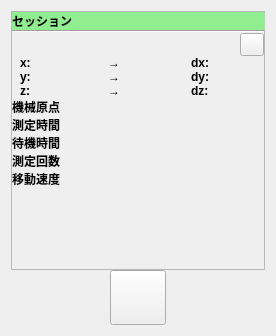
fr0077/magmeasure, file mainwindow.ui: the form before one commit.
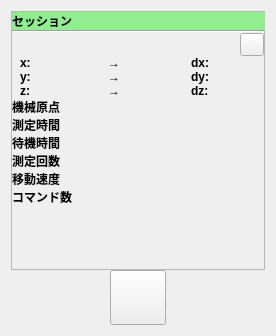
The form after the commit. Icons and pictures are not drawn.

```diff
--- a/mainwindow.ui
+++ b/mainwindow.ui
@@ -534,7 +534,7 @@
             <widget class="QLabel" name="label_20">
              <property name="maximumSize">
               <size>
-               <width>60</width>
+               <width>70</width>
                <height>16777215</height>
               </size>
              </property>
@@ -564,7 +564,7 @@
             <widget class="QLabel" name="label_22">
              <property name="maximumSize">
               <size>
-               <width>60</width>
+               <width>70</width>
                <height>16777215</height>
               </size>
              </property>
@@ -594,7 +594,7 @@
             <widget class="QLabel" name="label_24">
              <property name="maximumSize">
               <size>
-               <width>60</width>
+               <width>70</width>
                <height>16777215</height>
               </size>
              </property>
@@ -624,7 +624,7 @@
             <widget class="QLabel" name="label_26">
              <property name="maximumSize">
               <size>
-               <width>60</width>
+               <width>70</width>
                <height>16777215</height>
               </size>
              </property>
@@ -654,7 +654,7 @@
             <widget class="QLabel" name="label_28">
              <property name="maximumSize">
               <size>
-               <width>60</width>
+               <width>70</width>
                <height>16777215</height>
               </size>
              </property>
@@ -679,7 +679,34 @@
           </layout>
          </item>
          <item>
-          <layout class="QHBoxLayout" name="horizontalLayout_4"/>
+          <layout class="QHBoxLayout" name="horizontalLayout_4">
+           <item>
+            <widget class="QLabel" name="label_3">
+             <property name="maximumSize">
+              <size>
+               <width>70</width>
+               <height>16777215</height>
+              </size>
+             </property>
+             <property name="font">
+              <font>
+               <weight>75</weight>
+               <bold>true</bold>
+              </font>
+             </property>
+             <property name="text">
+              <string>コマンド数</string>
+             </property>
+            </widget>
+           </item>
+           <item>
+            <widget class="QLabel" name="cmd_total">
+             <property name="text">
+              <string/>
+             </property>
+            </widget>
+           </item>
+          </layout>
          </item>
          <item>
           <spacer name="verticalSpacer">
```
